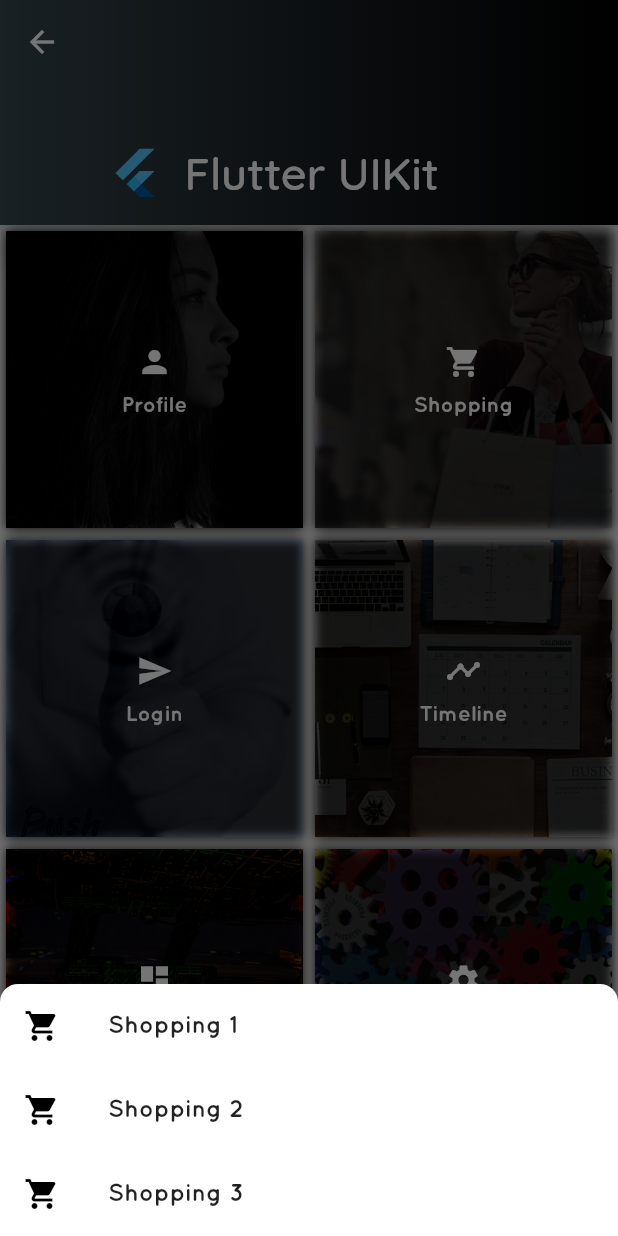
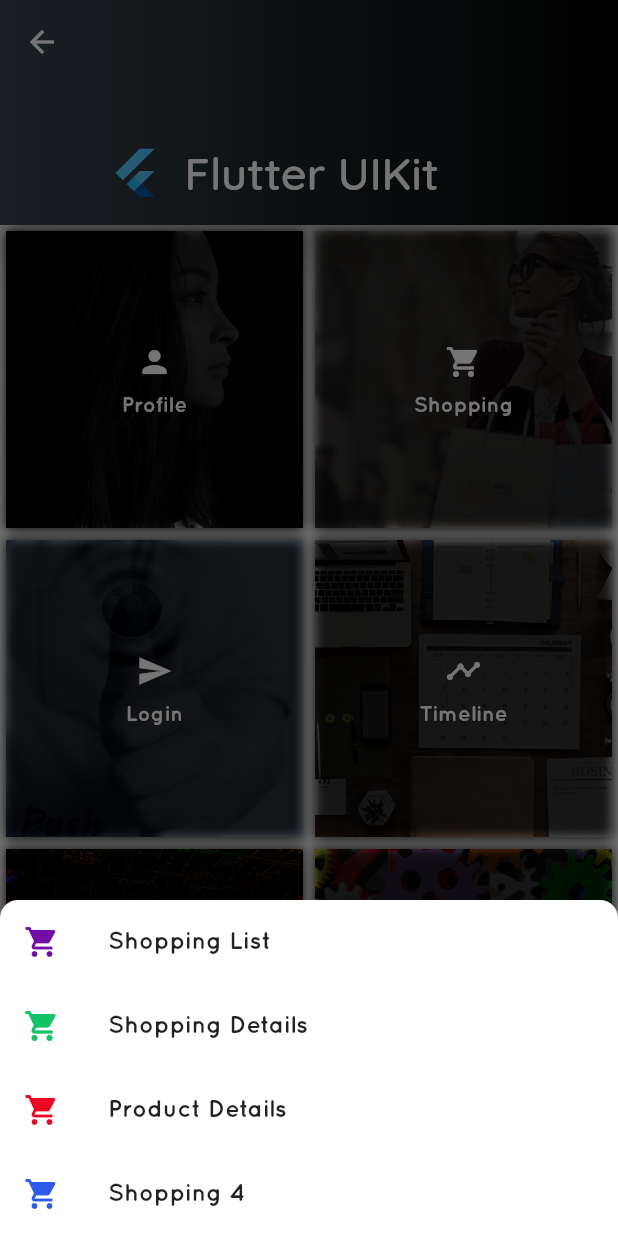
Before and after one commit to briltec/flutter_UI_Kit, a Flutter app: the HomePage screen opened by its route, after a tap on "Shopping", on a phone screen of 412 x 824 dp. Run offline on Flutter 3.47's test engine with Material 2 defaults, Android fonts, the phone set to English and light mode, and no system bars; our stand-ins replace flutter_masked_text, font_awesome_flutter, rxdart.

Commit message:
final changes for phase 1 on ui done

```diff
--- a/lib/logic/viewmodel/menu_view_model.dart
+++ b/lib/logic/viewmodel/menu_view_model.dart
@@ -13,42 +13,47 @@ class MenuViewModel {
           title: "Profile",
           icon: Icons.person,
           image: UIData.profileImage,
-          items: ["Profile 1", "Profile 2"]),
+          items: ["View Profile", "Profile 2", "Profile 3", "Profile 4"]),
       Menu(
           title: "Shopping",
           icon: Icons.shopping_cart,
           image: UIData.shoppingImage,
-          items: ["Shopping 1", "Shopping 2", "Shopping 3"]),
+          items: [
+            "Shopping List",
+            "Shopping Details",
+            "Product Details",
+            "Shopping 4"
+          ]),
       Menu(
           title: "Login",
           icon: Icons.send,
           image: UIData.loginImage,
-          items: ["Login 1", "Login 2"]),
+          items: ["Login With OTP", "Login 2", "Sign Up", "Login 4"]),
       Menu(
           title: "Timeline",
           icon: Icons.timeline,
           image: UIData.timelineImage,
-          items: ["Timeline 1", "Timeline 2"]),
+          items: ["Feed", "Tweets", "Timeline 3", "Timeline 4"]),
       Menu(
           title: "Dashboard",
           icon: Icons.dashboard,
           image: UIData.dashboardImage,
-          items: ["Dashboard 1", "Dashboard 2"]),
+          items: ["Dashboard 1", "Dashboard 2", "Dashboard 3", "Dashboard 4"]),
       Menu(
           title: "Settings",
           icon: Icons.settings,
           image: UIData.settingsImage,
-          items: ["Settings 1", "Settings 2"]),
+          items: ["Device Settings", "Settings 2", "Settings 3", "Settings 4"]),
       Menu(
           title: "No Item",
           icon: Icons.not_interested,
           image: UIData.blankImage,
-          items: ["No Item 1", "No Item 2"]),
+          items: ["No Search Result", "No Internet", "No Item 3", "No Item 4"]),
       Menu(
           title: "Payment",
           icon: Icons.payment,
           image: UIData.paymentImage,
-          items: ["Payment 1", "Payment 2"]),
+          items: ["Credit Card", "Payment 2", "Payment 3", "Payment 4"]),
     ];
   }
 }
--- a/lib/ui/page/home_page.dart
+++ b/lib/ui/page/home_page.dart
@@ -1,7 +1,9 @@
 import 'package:flutter/material.dart';
 import 'package:flutter_uikit/logic/bloc/menu_bloc.dart';
 import 'package:flutter_uikit/model/menu.dart';
+import 'package:flutter_uikit/ui/widgets/common_dialogs.dart';
 import 'package:flutter_uikit/utils/uidata.dart';
+import 'package:font_awesome_flutter/font_awesome_flutter.dart';
 
 class HomePage extends StatelessWidget {
   final _scaffoldState = GlobalKey<ScaffoldState>();
@@ -138,7 +140,7 @@ class HomePage extends StatelessWidget {
                 itemBuilder: (context, i) => new ListTile(
                     leading: Icon(
                       menu.icon,
-                      color: Colors.black,
+                      color: UIData.next(),
                     ),
                     title: Text(
                       menu.items[i],
--- a/lib/ui/page/timeline/timeline_one_page.dart
+++ b/lib/ui/page/timeline/timeline_one_page.dart
@@ -2,6 +2,7 @@ import 'package:flutter/material.dart';
 import 'package:flutter_uikit/logic/bloc/post_bloc.dart';
 import 'package:flutter_uikit/model/post.dart';
 import 'package:flutter_uikit/ui/widgets/common_divider.dart';
+import 'package:flutter_uikit/ui/widgets/common_drawer.dart';
 import 'package:flutter_uikit/ui/widgets/label_icon.dart';
 import 'package:flutter_uikit/utils/uidata.dart';
 import 'package:font_awesome_flutter/font_awesome_flutter.dart';
@@ -162,7 +163,7 @@ class TimelineOnePage extends StatelessWidget {
   @override
   Widget build(BuildContext context) {
     return Scaffold(
-      drawer: Drawer(),
+      drawer: CommonDrawer(),
       body: bodySliverList(),
     );
   }
--- a/lib/ui/page/timeline/timeline_two_page.dart
+++ b/lib/ui/page/timeline/timeline_two_page.dart
@@ -2,6 +2,7 @@ import 'package:flutter/material.dart';
 import 'package:flutter/rendering.dart';
 import 'package:flutter_uikit/logic/bloc/post_bloc.dart';
 import 'package:flutter_uikit/model/post.dart';
+import 'package:flutter_uikit/ui/widgets/common_drawer.dart';
 import 'package:flutter_uikit/utils/uidata.dart';
 import 'package:font_awesome_flutter/font_awesome_flutter.dart';
 
@@ -167,7 +168,7 @@ class TimelineTwoPageState extends State<TimelineTwoPage> {
         title: Text("Tweet"),
       ),
       body: bodyData(),
-      drawer: new Drawer(),
+      drawer: CommonDrawer(),
       floatingActionButton: StreamBuilder<bool>(
         stream: postBloc.fabVisible,
         initialData: true,
--- a/lib/ui/widgets/api_subscription.dart
+++ b/lib/ui/widgets/api_subscription.dart
@@ -3,6 +3,8 @@ import 'dart:async';
 import 'package:flutter/material.dart';
 import 'package:flutter_uikit/model/fetch_process.dart';
 import 'package:flutter_uikit/ui/widgets/common_dialogs.dart';
+import 'package:flutter_uikit/utils/uidata.dart';
+import 'package:font_awesome_flutter/font_awesome_flutter.dart';
 
 apiSubscription(Stream<FetchProcess> apiResult, BuildContext context) {
   apiResult.listen((FetchProcess p) {
@@ -15,7 +17,7 @@ apiSubscription(Stream<FetchProcess> apiResult, BuildContext context) {
       } else {
         switch (p.type) {
           case ApiType.performLogin:
-            showSuccess(context);
+            showSuccess(context, UIData.success, FontAwesomeIcons.check);
             break;
           case ApiType.getProductInfo:
             break;
--- a/lib/ui/widgets/common_dialogs.dart
+++ b/lib/ui/widgets/common_dialogs.dart
@@ -19,7 +19,7 @@ fetchApiResult(BuildContext context, NetworkServiceResponse snapshot) {
   );
 }
 
-showSuccess(BuildContext context) {
+showSuccess(BuildContext context, String message, IconData icon) {
   showDialog(
       context: context,
       builder: (context) => Center(
@@ -34,14 +34,14 @@ showSuccess(BuildContext context) {
                   mainAxisSize: MainAxisSize.min,
                   children: <Widget>[
                     Icon(
-                      FontAwesomeIcons.check,
+                      icon,
                       color: Colors.green,
                     ),
                     SizedBox(
                       height: 10.0,
                     ),
                     Text(
-                      UIData.success,
+                      message,
                       style: TextStyle(
                           fontFamily: UIData.ralewayFont, color: Colors.white),
                     )
--- a/lib/utils/uidata.dart
+++ b/lib/utils/uidata.dart
@@ -1,3 +1,4 @@
+import 'dart:math';
 import 'dart:ui';
 
 import 'package:flutter/material.dart';
@@ -5,16 +6,16 @@ import 'package:flutter/material.dart';
 class UIData {
   //routes
   static const String homeRoute = "/home";
-  static const String profileOneRoute = "/Profile 1";
-  static const String notFoundRoute = "/No Item 1";
-  static const String timelineOneRoute = "/Timeline 1";
-  static const String timelineTwoRoute = "/Timeline 2";
-  static const String settingsOneRoute = "/Settings 1";
-  static const String shoppingOneRoute = "/Shopping 1";
-  static const String shoppingTwoRoute = "/Shopping 2";
-  static const String shoppingThreeRoute = "/Shopping 3";
-  static const String paymentOneRoute = "/Payment 1";
-  static const String loginOneRoute = "/Login 1";
+  static const String profileOneRoute = "/View Profile";
+  static const String notFoundRoute = "/No Search Result";
+  static const String timelineOneRoute = "/Feed";
+  static const String timelineTwoRoute = "/Tweets";
+  static const String settingsOneRoute = "/Device Settings";
+  static const String shoppingOneRoute = "/Shopping List";
+  static const String shoppingTwoRoute = "/Shopping Details";
+  static const String shoppingThreeRoute = "/Product Details";
+  static const String paymentOneRoute = "/Credit Card";
+  static const String loginOneRoute = "/Login With OTP";
   static const String dashboardOneRoute = "/Dashboard 1";
   static const String dashboardTwoRoute = "/Dashboard 2";
 
@@ -69,4 +70,12 @@ class UIData {
     Colors.blueGrey.shade800,
     Colors.black87,
   ];
+
+  //randomcolor
+  static final Random _random = new Random();
+
+  /// Returns a random color.
+  static Color next() {
+    return new Color(0xFF000000 + _random.nextInt(0x00FFFFFF));
+  }
 }
```
Also changed, not shown: lib/myapp.dart (+15 -4 lines), lib/ui/page/notfound/notfound_page.dart (+7 -1 lines).
